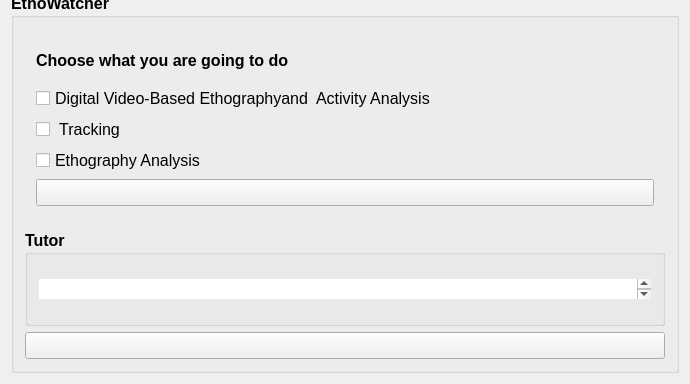
The window that src/ethowatcherinpi.ui (EthoWatcher/ethowatcher) describes before a commit, drawn with Qt 5; both pictures show x 0 to 690 and y 193 to 577 of the 690 by 577 pixel window.
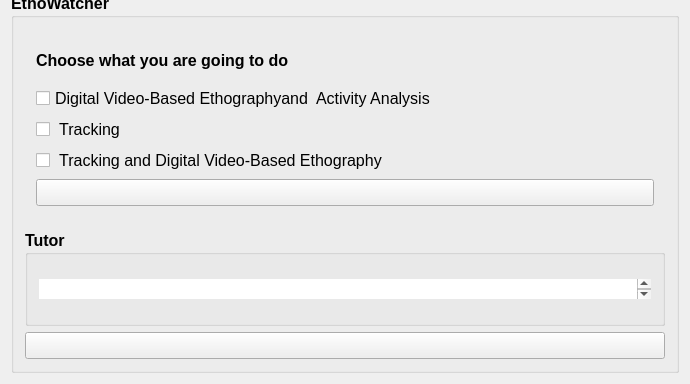
The same window after the commit. The open tabs and pages were chosen to show the change. Icons and pictures are not drawn.

Commit message: lapidado o uso dos tutores da interface de etrografia principal.

What changed in the file:
```diff
--- a/src/ethowatcherinpi.ui
+++ b/src/ethowatcherinpi.ui
@@ -193,7 +193,10 @@
                 </font>
                </property>
                <property name="text">
-                <string>Ethography Analysis</string>
+                <string> Tracking and Digital Video-Based Ethography</string>
+               </property>
+               <property name="autoExclusive">
+                <bool>true</bool>
                </property>
               </widget>
              </item>
```
Left out of the diff: 8 changed lines with no effect on the pictures. The commit also changes 2 other files.
